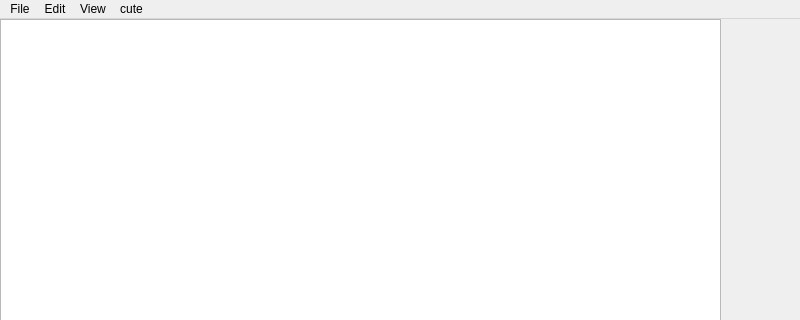
Before: the Qt Designer form mainwindow.ui in Patrick-Rocha/Windows-Text-Editor, drawn with Qt 5; both pictures show x 0 to 800 and y 0 to 320 of the 800 by 600 pixel window.
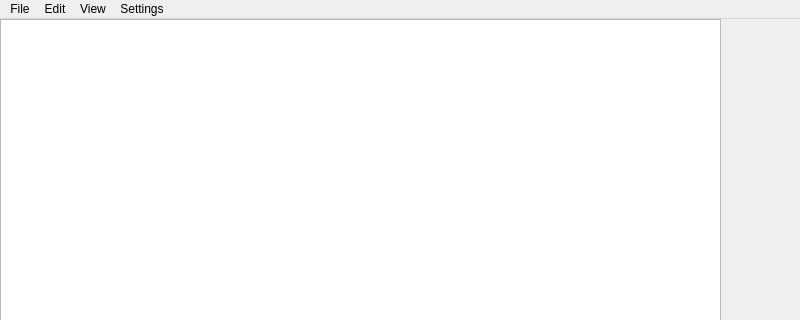
After: the same form once the commit is applied.

Diff of the .ui file:
```diff
--- a/mainwindow.ui
+++ b/mainwindow.ui
@@ -68,7 +68,7 @@
     <addaction name="actionCopy"/>
     <addaction name="actionPaste"/>
    </widget>
-   <widget class="QMenu" name="menuayaya">
+   <widget class="QMenu" name="menuView">
     <property name="title">
      <string>View</string>
     </property>
@@ -76,15 +76,15 @@
     <addaction name="actionZoomOut"/>
     <addaction name="actionDefaultZoom"/>
    </widget>
-   <widget class="QMenu" name="menucute">
+   <widget class="QMenu" name="menuSettings">
     <property name="title">
-     <string>cute</string>
+     <string>Settings</string>
     </property>
    </widget>
    <addaction name="menufile"/>
    <addaction name="menuhello"/>
-   <addaction name="menuayaya"/>
-   <addaction name="menucute"/>
+   <addaction name="menuView"/>
+   <addaction name="menuSettings"/>
   </widget>
   <widget class="QStatusBar" name="statusbar"/>
   <action name="actionExit">
```
Left out of the diff: 9 changed lines with no effect on the pictures.
